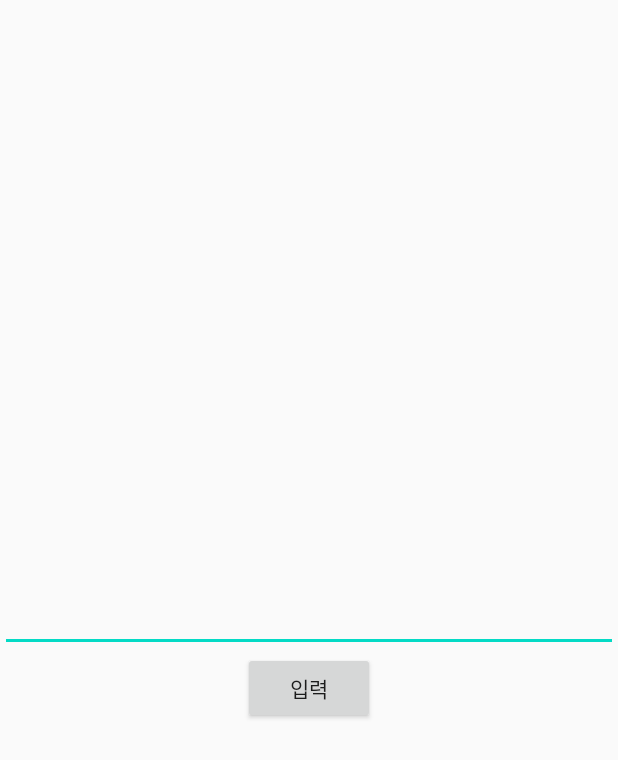
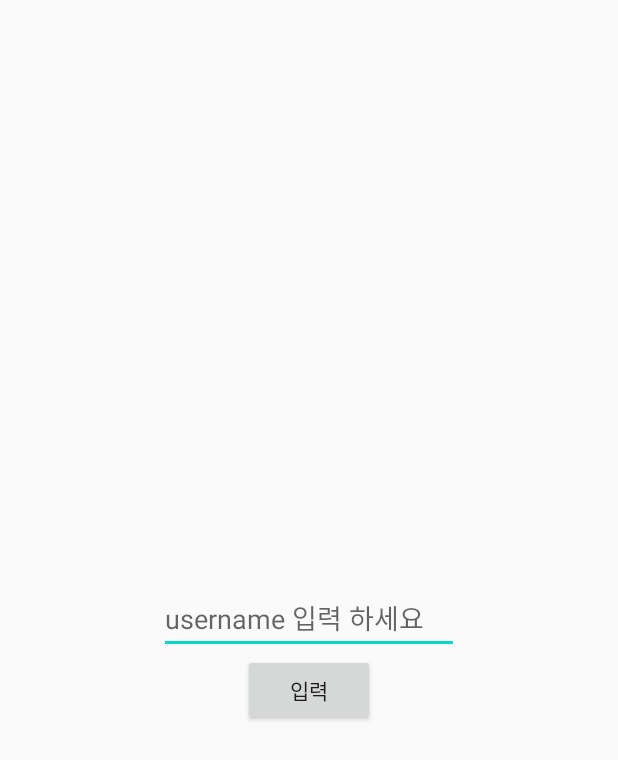
Before and after one commit to ddochi93/GithubAPITest, an Android app: the layout activity_main.xml on its own in the app's theme, with its tools: preview values and no code run, on a phone screen of 412 x 824 dp. Shown: the top 760 px of the screen. Run offline under Robolectric (Android 15) with nearby library versions, the phone set to English and light mode, and no system bars; network calls fail.

Commit message:
mainactivity added

```diff
--- a/app/src/main/java/com/example/githubapi/GithubActivity.kt
+++ b/app/src/main/java/com/example/githubapi/GithubActivity.kt
@@ -6,6 +6,7 @@ import androidx.databinding.DataBindingUtil
 import androidx.recyclerview.widget.LinearLayoutManager
 import com.example.githubapi.data.entity.UserRepoInfoVO
 import com.example.githubapi.databinding.ActivityGithubBinding
+import com.example.githubapi.globalconst.Consts
 import org.koin.android.ext.android.get
 
 class GithubActivity : AppCompatActivity(), GithubContract.View {
@@ -29,11 +30,11 @@ class GithubActivity : AppCompatActivity(), GithubContract.View {
     }
 
     private fun initView() {
-        presenter.getUserInfo("ddochi93")
+        presenter.getUserInfo(intent.getStringExtra(Consts.USER_NAME))
     }
 
     override fun setRepoInfo() {
-        presenter.getUserRepoList("ddochi93")
+        presenter.getUserRepoList(intent.getStringExtra(Consts.USER_NAME))
     }
 
     override fun setView(userRepoInfoList: ArrayList<UserRepoInfoVO>) {
--- a/app/src/main/java/com/example/githubapi/globalconst/Consts.kt
+++ b/app/src/main/java/com/example/githubapi/globalconst/Consts.kt
@@ -3,5 +3,6 @@ package com.example.githubapi.globalconst
 class Consts {
     companion object {
         const val BASE_URL = "https://api.github.com/users/"
+        const val USER_NAME = "USER_NAME"
     }
 }
--- a/app/src/main/res/layout/activity_main.xml
+++ b/app/src/main/res/layout/activity_main.xml
@@ -1,4 +1,11 @@
 <?xml version="1.0" encoding="utf-8"?>
+<layout>
+    <data>
+        <variable
+            name="activity"
+            type="com.example.githubapi.MainActivity" />
+    </data>
+
     <androidx.constraintlayout.widget.ConstraintLayout xmlns:android="http://schemas.android.com/apk/res/android"
         xmlns:app="http://schemas.android.com/apk/res-auto"
         xmlns:tools="http://schemas.android.com/tools"
@@ -7,19 +14,23 @@
         tools:context=".MainActivity">
 
         <EditText
+            android:hint="username 입력 하세요"
             android:id="@+id/insert_app_link"
-        android:layout_width="match_parent"
+            android:layout_width="200dp"
             android:layout_height="wrap_content"
+            app:layout_constraintBottom_toBottomOf="parent"
             app:layout_constraintLeft_toLeftOf="parent"
             app:layout_constraintRight_toRightOf="parent"
-        app:layout_constraintTop_toTopOf="parent"
-        app:layout_constraintBottom_toBottomOf="parent"/>
+            app:layout_constraintTop_toTopOf="parent" />
+
         <Button
             android:id="@+id/button"
             android:layout_width="wrap_content"
             android:layout_height="wrap_content"
             android:text="입력"
+            app:layout_constraintLeft_toLeftOf="parent"
+            app:layout_constraintRight_toRightOf="parent"
             app:layout_constraintTop_toBottomOf="@id/insert_app_link"
-        app:layout_constraintLeft_toLeftOf="parent"
-        app:layout_constraintRight_toRightOf="parent"/>
+            android:onClick="@{() -> activity.buttonClicked()}"/>
     </androidx.constraintlayout.widget.ConstraintLayout>
+</layout>
```
Also changed, not shown: app/src/main/AndroidManifest.xml (+4 -3 lines), app/src/main/java/com/example/githubapi/MainActivity.kt (+15 -4 lines). Lines whose indentation alone changed are shown as unchanged.
